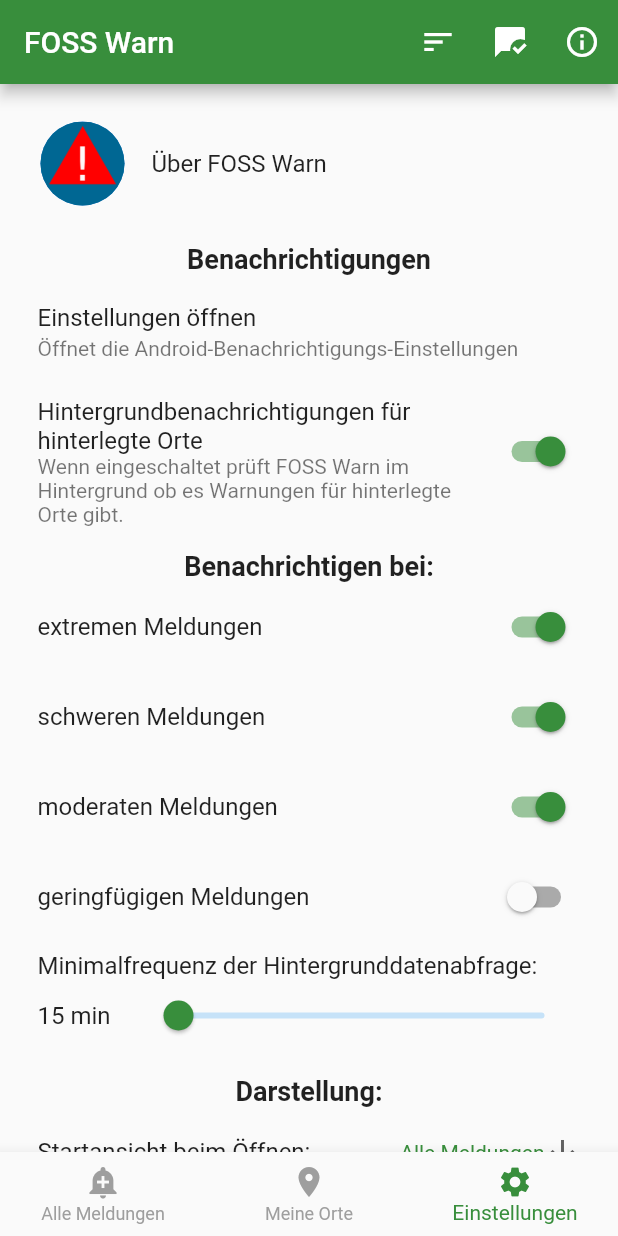
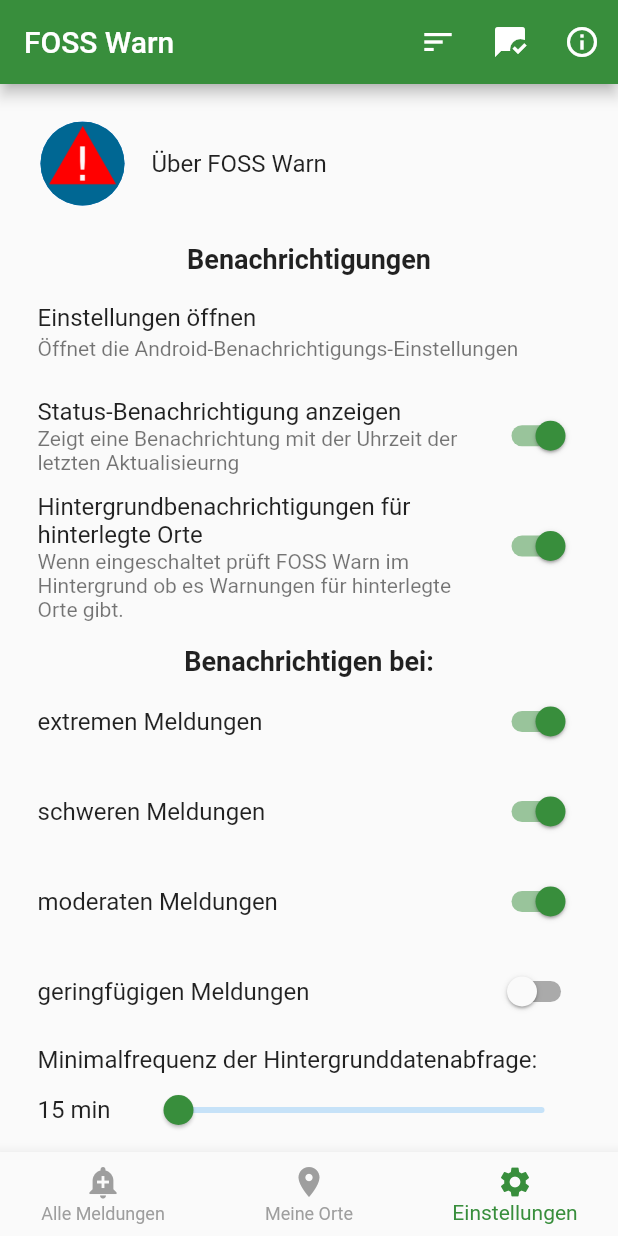
Before and after one commit to nucleus-ffm/foss_warn, a Flutter app: the ScaffoldView screen opened directly, item 3 of the bottom bar chosen, on a phone screen of 412 x 824 dp. Run offline on Flutter 3.47's test engine with Material 2 defaults, Android fonts, the phone set to English and light mode, and no system bars; our stand-ins replace flutter_local_notifications, rxdart, share_plus, shared_preferences; missing offline and left inert: app_settings, flutter_foreground_task, workmanager; accounts and stored records are empty; network calls fail.

Commit message:
enable status notification switch again

```diff
--- a/lib/views/SettingsView.dart
+++ b/lib/views/SettingsView.dart
@@ -1,5 +1,6 @@
 import 'package:flutter/material.dart';
 import 'package:foss_warn/class/class_BackgroundTask.dart';
+import 'package:foss_warn/class/class_NotificationService.dart';
 import 'package:foss_warn/services/checkForUpdates.dart';
 import 'package:foss_warn/services/updateProvider.dart';
 import 'package:foss_warn/views/DevSettingsView.dart';
@@ -14,7 +15,6 @@ import '../services/urlLauncher.dart';
 
 import '../widgets/dialogs/FontSizeDialog.dart';
 import '../widgets/dialogs/SortByDialog.dart';
-// import '../class/class_NotificationService.dart';
 
 bool notificationWithExtreme = true;
 bool notificationWithSevere = true;
@@ -90,7 +90,7 @@ class _SettingsState extends State<Settings> {
               },
             ),
 
-            /*ListTile(
+            ListTile(
                 contentPadding: settingsTileListPadding,
                 title: Text("Status-Benachrichtigung anzeigen"),
                 subtitle: Text(
@@ -108,7 +108,7 @@ class _SettingsState extends State<Settings> {
                       }
                     }
                     )
-            ), */
+            ),
             ListTile(
               contentPadding: settingsTileListPadding,
               title: Text("Hintergrundbenachrichtigungen für hinterlegte Orte"),
```
